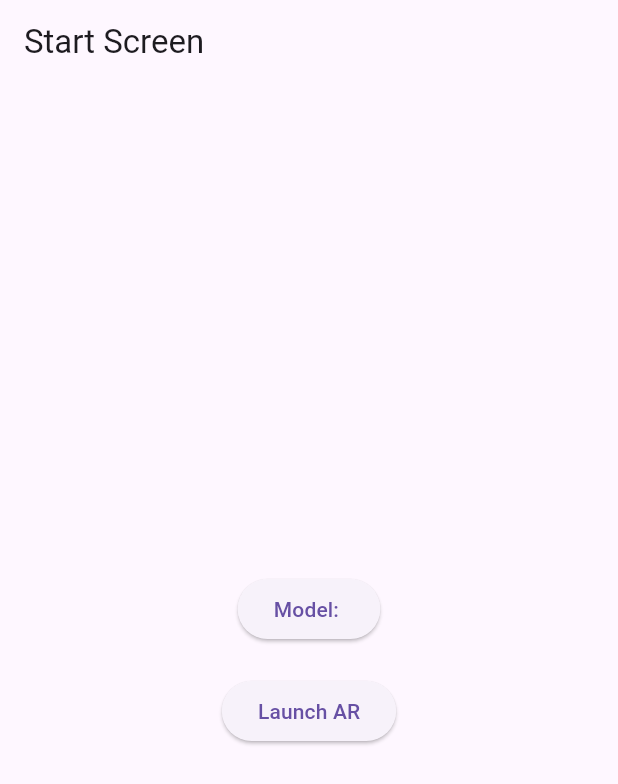
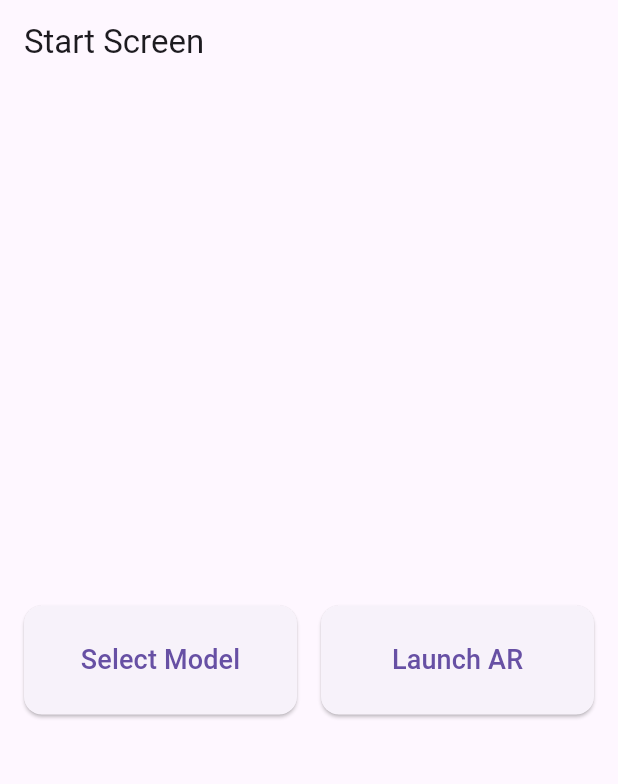
Before and after one commit to sigi62/projekt_zaliczeniowy_mobilka, a Flutter app: the screen it shows after launch, on a phone screen of 412 x 824 dp. Shown: the top 784 px of the screen. Run offline on Flutter 3.47's test engine with Material 3 defaults, Android fonts, the light colour scheme and no system bars; our stand-ins replace permission_handler.

Commit message:
ui changes + screenshot popup

```diff
--- a/projekt_zaliczeniowy/lib/globals.dart
+++ b/projekt_zaliczeniowy/lib/globals.dart
@@ -1,3 +1,3 @@
 library globals;
 
-String? selectedModelGlobal = ""; // default model
+String? selectedModelGlobal = null; // default model
--- a/projekt_zaliczeniowy/lib/screens/models_screen.dart
+++ b/projekt_zaliczeniowy/lib/screens/models_screen.dart
@@ -120,6 +120,7 @@ class _ModelsScreenState extends State<ModelsScreen> {
                         style: TextStyle(
                           color: Colors.black87,
                           fontWeight: isSelected ? FontWeight.bold : FontWeight.normal,
+                          fontSize: 18,
                         ),
                       ),
                     ),
--- a/projekt_zaliczeniowy/lib/screens/start_screen.dart
+++ b/projekt_zaliczeniowy/lib/screens/start_screen.dart
@@ -32,28 +32,48 @@ class StartScreen extends StatelessWidget {
 
   @override
   Widget build(BuildContext context) {
-
     final displayModelName = selectedModelGlobal != null
         ? selectedModelGlobal!.replaceAll(RegExp(r'\.glb$', caseSensitive: false), '')
         : null;
+
     return Scaffold(
       appBar: AppBar(title: const Text("Start Screen")),
       body: Center(
-        child: Column(
-          mainAxisSize: MainAxisSize.min,
-          children: [
-            ElevatedButton(
-              onPressed: () => _openModelsScreen(context),
-              child: Text(
-                displayModelName != null ? "Model: $displayModelName" : "Select Model",
+        child: Padding(
+          padding: const EdgeInsets.all(16.0),
+          child: Column(
+            mainAxisAlignment: MainAxisAlignment.center,
+            children: [
+              GridView.builder(
+                shrinkWrap: true,
+                physics: NeverScrollableScrollPhysics(),
+                gridDelegate: const SliverGridDelegateWithFixedCrossAxisCount(
+                  crossAxisCount: 2, // 2 buttons per row
+                  mainAxisSpacing: 16,
+                  crossAxisSpacing: 16,
+                  childAspectRatio: 2.5, // Make buttons larger
+                ),
+                itemCount: 2,
+                itemBuilder: (context, index) {
+                  return ElevatedButton(
+                    onPressed: index == 0 ? () => _openModelsScreen(context) : _startAR,
+                    style: ElevatedButton.styleFrom(
+                      minimumSize: const Size.fromHeight(60), // increase button height
+                      shape: RoundedRectangleBorder(
+                        borderRadius: BorderRadius.circular(12),
+                      ),
+                    ),
+                    child: Text(
+                      index == 0
+                          ? (displayModelName != null ? "Model: $displayModelName" : "Select Model")
+                          : "Launch AR",
+                      style: const TextStyle(fontSize: 18),
+                    ),
+                  );
+                },
               ),
-            ),
-            const SizedBox(height: 20),
-            ElevatedButton(
-              onPressed: _startAR,
-              child: const Text("Launch AR"),
-            ),
-          ],
+            ],
+          ),
         ),
       ),
     );
```
Also changed, not shown: projekt_zaliczeniowy/assets/models/models.json (+10 -2 lines), 2 other files.
